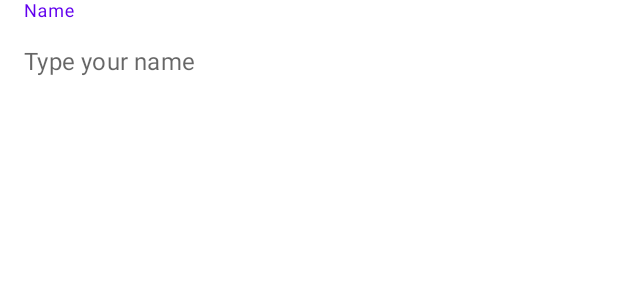
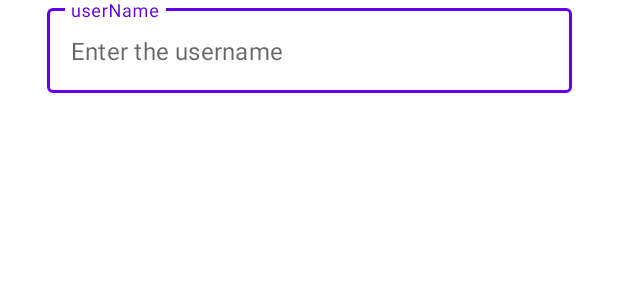
Before and after one commit to mdeep1992/login, an Android app: the layout inputtextlayout.xml on its own in the app's theme, with its tools: preview values and no code run, on a phone screen of 412 x 824 dp. Shown: the top 300 px of the screen. Run offline under Robolectric (Android 15) with nearby library versions, the phone set to English and light mode, and no system bars; Roboto replaces fonts that are not available here.

Commit message:
floating hint

```diff
--- a/app/src/main/AndroidManifest.xml
+++ b/app/src/main/AndroidManifest.xml
@@ -14,13 +14,13 @@
         android:theme="@style/Theme.LoginScreen"
         tools:targetApi="31">
         <activity
-            android:name=".MainActivity1"
+            android:name=".navigation"
             android:exported="false" />
         <activity
             android:name=".MainActivity"
             android:exported="true" />
         <activity
-            android:name=".navigation"
+            android:name=".MainActivity1"
             android:exported="true">
             <intent-filter>
                 <action android:name="android.intent.action.MAIN" />
--- a/app/src/main/res/layout/inputtextlayout.xml
+++ b/app/src/main/res/layout/inputtextlayout.xml
@@ -6,22 +6,20 @@
     android:layout_height="match_parent"
     tools:context=".MainActivity1">
     <com.google.android.material.textfield.TextInputLayout
+        style="@style/Widget.MaterialComponents.TextInputLayout.OutlinedBox"
         android:id="@+id/inputlayout"
-        android:layout_width="match_parent"
+        android:layout_width="350dp"
         android:layout_height="wrap_content"
         app:layout_constraintEnd_toEndOf="parent"
-        android:hint="Name"
-        app:boxBackgroundMode="outline"
-        app:boxBackgroundColor="@color/black"
-        app:placeholderText="Type your name"
+        android:hint="userName"
+        app:placeholderText="Enter the username"
         app:layout_constraintStart_toStartOf="parent"
         app:layout_constraintTop_toTopOf="parent" >
         <com.google.android.material.textfield.TextInputEditText
             android:id="@+id/input_ed_txt"
             android:layout_width="match_parent"
             android:layout_height="wrap_content"
-            android:layout_marginTop="20dp"
-            android:background="@drawable/email_bg"/>
+            android:layout_marginTop="20dp" />
 
 
     </com.google.android.material.textfield.TextInputLayout>
```
Also changed, not shown: app/src/main/java/com/example/loginscreen/MainActivity1.java (+26 -13 lines).
